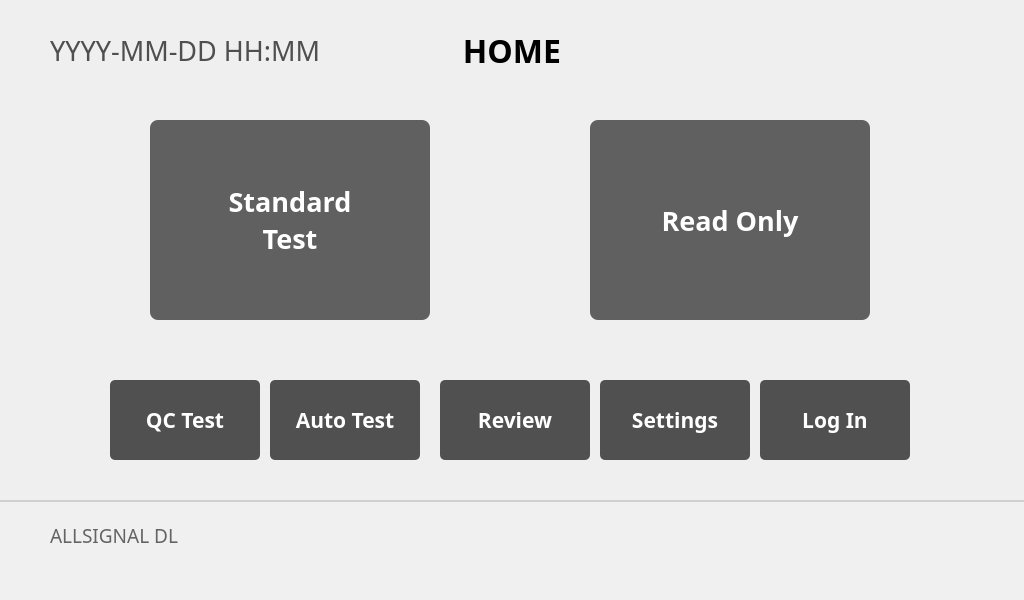
Before: the Qt Designer form ui/Home/HomeViewWindow.ui in eguruno1/calth_reader, drawn with Qt 5.
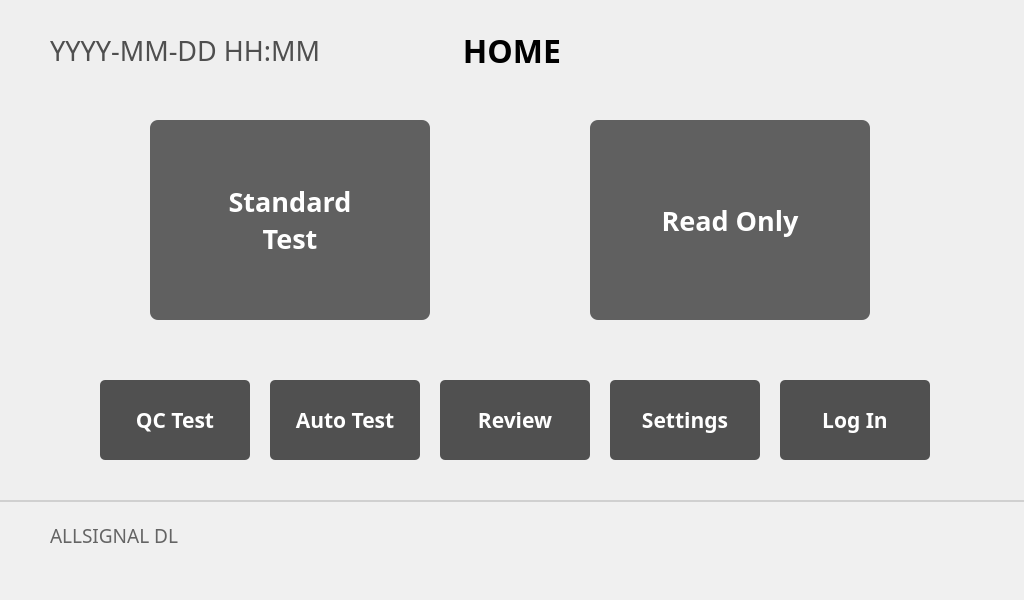
After: the same form once the commit is applied. Icons and pictures are not drawn.

Commit message: HomeView 버튼 간격 조정

Diff of the .ui file:
```diff
--- a/ui/Home/HomeViewWindow.ui
+++ b/ui/Home/HomeViewWindow.ui
@@ -135,7 +135,7 @@
    <widget class="QPushButton" name="pushButton_QCTest">
     <property name="geometry">
      <rect>
-      <x>110</x>
+      <x>100</x>
       <y>380</y>
       <width>150</width>
       <height>80</height>
@@ -205,7 +205,7 @@
    <widget class="QPushButton" name="pushButton_Settings">
     <property name="geometry">
      <rect>
-      <x>600</x>
+      <x>610</x>
       <y>380</y>
       <width>150</width>
       <height>80</height>
@@ -240,7 +240,7 @@
    <widget class="QPushButton" name="pushButton_Statistics">
     <property name="geometry">
      <rect>
-      <x>760</x>
+      <x>780</x>
       <y>380</y>
       <width>150</width>
       <height>80</height>
```
